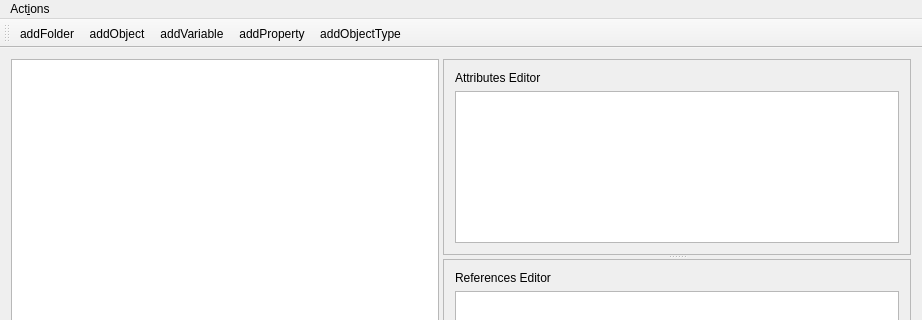
Qt form uamodeler/uamodeler_ui.ui (FreeOpcUa/opcua-modeler) before a commit; both pictures show x 0 to 922 and y 0 to 320 of the 922 by 692 pixel window.
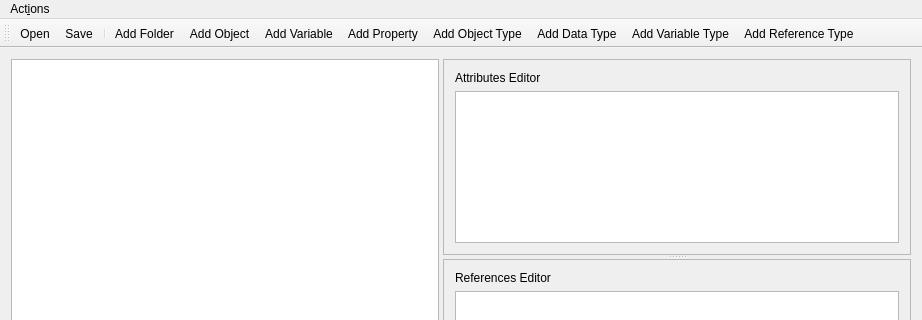
The same form after that commit. Icons and pictures are not drawn.

```diff
--- a/uamodeler/uamodeler_ui.ui
+++ b/uamodeler/uamodeler_ui.ui
@@ -157,15 +157,21 @@
    <attribute name="toolBarBreak">
     <bool>false</bool>
    </attribute>
+   <addaction name="actionOpen"/>
+   <addaction name="actionSave"/>
+   <addaction name="separator"/>
    <addaction name="actionAddFolder"/>
    <addaction name="actionAddObject"/>
    <addaction name="actionAddVariable"/>
    <addaction name="actionAddProperty"/>
    <addaction name="actionAddObjectType"/>
+   <addaction name="actionAddDataType"/>
+   <addaction name="actionAddVariableType"/>
+   <addaction name="actionAddReferenceType"/>
   </widget>
   <action name="actionAddObject">
    <property name="text">
-    <string>addObject</string>
+    <string>Add Object</string>
    </property>
    <property name="toolTip">
     <string>add child object to current node</string>
@@ -173,12 +179,12 @@
   </action>
   <action name="actionAddVariable">
    <property name="text">
-    <string>addVariable</string>
+    <string>Add Variable</string>
    </property>
   </action>
   <action name="actionAddObjectType">
    <property name="text">
-    <string>addObjectType</string>
+    <string>Add Object Type</string>
    </property>
    <property name="toolTip">
     <string>add new object type as subtype of current node</string>
@@ -186,27 +192,42 @@
   </action>
   <action name="actionAddFolder">
    <property name="text">
-    <string>addFolder</string>
+    <string>Add Folder</string>
    </property>
   </action>
   <action name="actionAddProperty">
    <property name="text">
-    <string>addProperty</string>
+    <string>Add Property</string>
    </property>
   </action>
   <action name="actionAddDataType">
    <property name="text">
-    <string>addDataType</string>
+    <string>Add Data Type</string>
    </property>
   </action>
   <action name="actionAddVariableType">
    <property name="text">
-    <string>addVariableType</string>
+    <string>Add Variable Type</string>
    </property>
   </action>
   <action name="actionAddReferenceType">
    <property name="text">
-    <string>addReferenceType</string>
+    <string>Add Reference Type</string>
+   </property>
+  </action>
+  <action name="actionOpen">
+   <property name="text">
+    <string>&amp;Open</string>
+   </property>
+  </action>
+  <action name="actionSave">
+   <property name="text">
+    <string>&amp;Save</string>
+   </property>
+  </action>
+  <action name="actionQuit">
+   <property name="text">
+    <string>&amp;Quit</string>
    </property>
   </action>
  </widget>
```
Left out of the diff: 5 changed lines with no effect on the pictures.
